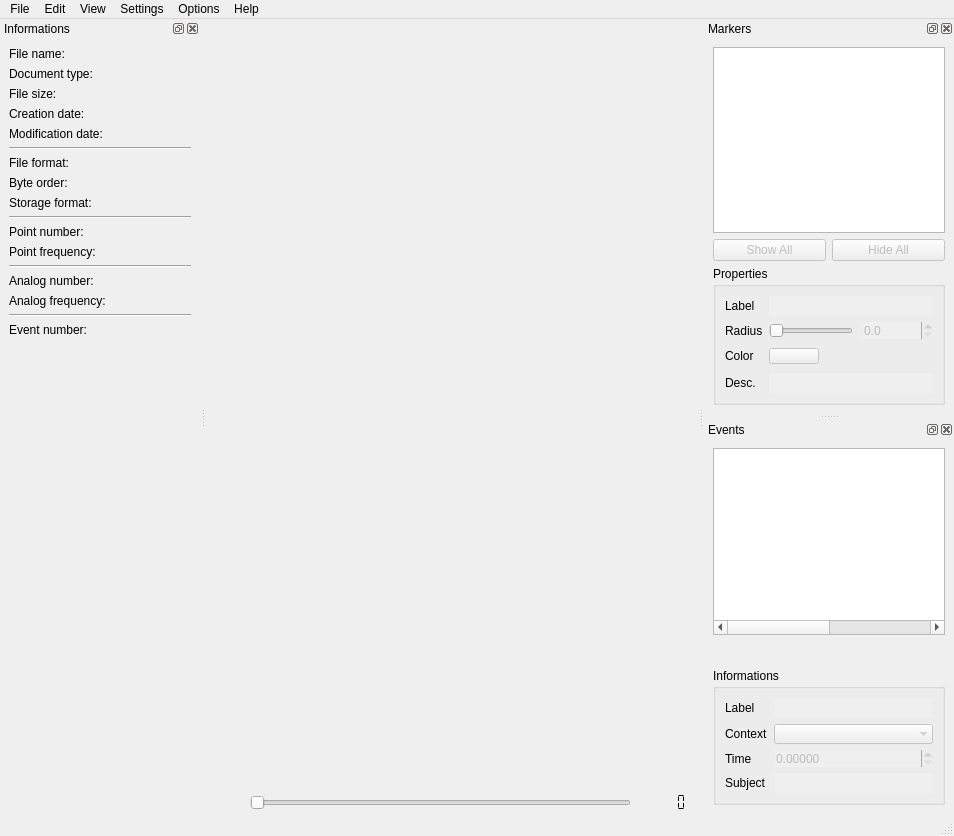
Old version of the form Tools/Mokka/MainWindow.ui in the repository Biomechanical-ToolKit/BTKCore.
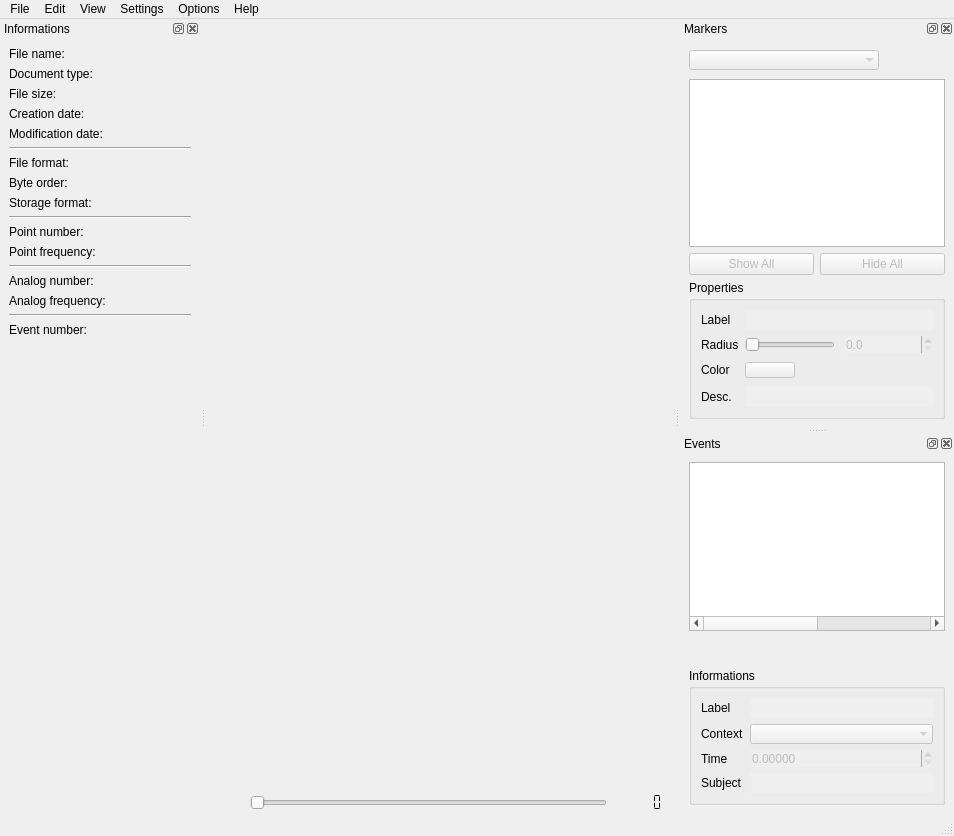
New version of the form. Icons and pictures are not drawn. Custom widgets are drawn as their Qt base class.

Commit message: [ENH] Mokka: It is now possible to create/save/load a visual configuration for the marker. [UPD] Mokka: The undo/redo is enhanced by splitting the actions between the modification of an acquisition file and the modification of the visual configuration.

What changed in the file:
```diff
--- a/Tools/Mokka/MainWindow.ui
+++ b/Tools/Mokka/MainWindow.ui
@@ -246,13 +246,13 @@
    </property>
    <property name="minimumSize">
     <size>
-     <width>225</width>
-     <height>350</height>
+     <width>250</width>
+     <height>403</height>
     </size>
    </property>
    <property name="maximumSize">
     <size>
-     <width>250</width>
+     <width>300</width>
      <height>524287</height>
     </size>
    </property>
@@ -266,7 +266,165 @@
     <number>2</number>
    </attribute>
    <widget class="QWidget" name="dockWidgetContents">
-    <layout class="QVBoxLayout" name="verticalLayout_3" stretch="0,0,0">
+    <layout class="QVBoxLayout" name="verticalLayout_3">
+     <item>
+      <layout class="QHBoxLayout" name="horizontalLayout_6">
+       <item>
+        <widget class="QComboBox" name="modelConfigurationComboBox">
+         <property name="enabled">
+          <bool>false</bool>
+         </property>
+         <property name="frame">
+          <bool>false</bool>
+         </property>
+        </widget>
+       </item>
+       <item>
+        <widget class="QPushButton" name="saveModelConfigurationButton">
+         <property name="enabled">
+          <bool>false</bool>
+         </property>
+         <property name="sizePolicy">
+          <sizepolicy hsizetype="Fixed" vsizetype="Fixed">
+           <horstretch>0</horstretch>
+           <verstretch>0</verstretch>
+          </sizepolicy>
+         </property>
+         <property name="minimumSize">
+          <size>
+           <width>16</width>
+           <height>26</height>
+          </size>
+         </property>
+         <property name="maximumSize">
+          <size>
+           <width>16</width>
+           <height>26</height>
+          </size>
+         </property>
+         <property name="styleSheet">
+          <string notr="true">QPushButton {
+     image: url(:/Resources/Images/save.png);
+}
+
+QPushButton:disabled {
+     image: url(:/Resources/Images/save-down.png);
+}
+
+QPushButton:pressed {
+     image: url(:/Resources/Images/save-down.png);
+}
+
+QPushButton:flat {
+     border: none;
+}</string>
+         </property>
+         <property name="text">
+          <string/>
+         </property>
+         <property name="flat">
+          <bool>true</bool>
+         </property>
+        </widget>
+       </item>
+       <item>
+        <widget class="QPushButton" name="loadModelConfigurationButton">
+         <property name="enabled">
+          <bool>false</bool>
+         </property>
+         <property name="sizePolicy">
+          <sizepolicy hsizetype="Fixed" vsizetype="Fixed">
+           <horstretch>0</horstretch>
+           <verstretch>0</verstretch>
+          </sizepolicy>
+         </property>
+         <property name="minimumSize">
+          <size>
+           <width>16</width>
+           <height>26</height>
+          </size>
+         </property>
+         <property name="maximumSize">
+          <size>
+           <width>16</width>
+           <height>26</height>
+          </size>
+         </property>
+         <property name="styleSheet">
+          <string notr="true">QPushButton {
+     image: url(:/Resources/Images/open.png);
+}
+
+QPushButton:disabled {
+     image: url(:/Resources/Images/open-down.png);
+}
+
+QPushButton:pressed {
+     image: url(:/Resources/Images/open-down.png);
+}
+
+QPushButton:flat {
+     border: none;
+}</string>
+         </property>
+         <property name="text">
+          <string/>
+         </property>
+         <property name="flat">
+          <bool>true</bool>
+         </property>
+        </widget>
+       </item>
+       <item>
+        <widget class="QPushButton" name="deleteModelConfigurationButton">
+         <property name="enabled">
+          <bool>false</bool>
+         </property>
+         <property name="sizePolicy">
+          <sizepolicy hsizetype="Fixed" vsizetype="Fixed">
+           <horstretch>0</horstretch>
+           <verstretch>0</verstretch>
+          </sizepolicy>
+         </property>
+         <property name="minimumSize">
+          <size>
+           <width>16</width>
+           <height>26</height>
+          </size>
+         </property>
+         <property name="maximumSize">
+          <size>
+           <width>16</width>
+           <height>26</height>
+          </size>
+         </property>
+         <property name="styleSheet">
+          <string notr="true">QPushButton {
+     image: url(:/Resources/Images/editdelete.png);
+}
+
+QPushButton:disabled {
+     image: url(:/Resources/Images/editdelete-down.png);
+}
+
+QPushButton:pressed {
+     image: url(:/Resources/Images/editdelete-down.png);
+}
+
+QPushButton:flat {
+     border: none;
+}</string>
+         </property>
+         <property name="text">
+          <string/>
+         </property>
+         <property name="flat">
+          <bool>true</bool>
+         </property>
+        </widget>
+       </item>
+      </layout>
+     </item>
      <item>
       <widget class="MarkerTableWidget" name="markersTable">
        <property name="editTriggers">
@@ -580,13 +738,13 @@
    </property>
    <property name="minimumSize">
     <size>
-     <width>225</width>
+     <width>250</width>
      <height>350</height>
     </size>
    </property>
    <property name="maximumSize">
     <size>
-     <width>250</width>
+     <width>300</width>
      <height>524287</height>
     </size>
    </property>
@@ -695,7 +853,7 @@
        <item>
         <widget class="QPushButton" name="newEventButton">
          <property name="enabled">
-          <bool>false</bool>
+          <bool>true</bool>
          </property>
          <property name="sizePolicy">
           <sizepolicy hsizetype="Fixed" vsizetype="Fixed">
@@ -703,28 +861,41 @@
            <verstretch>26</verstretch>
           </sizepolicy>
          </property>
+         <property name="minimumSize">
+          <size>
+           <width>16</width>
+           <height>26</height>
+          </size>
+         </property>
          <property name="maximumSize">
           <size>
-           <width>26</width>
+           <width>16</width>
            <height>26</height>
           </size>
          </property>
          <property name="toolTip">
           <string>New event</string>
          </property>
+         <property name="styleSheet">
+          <string notr="true">QPushButton {
+     image: url(:/Resources/Images/filenew.png);
+}
+
+QPushButton:disabled {
+     image: url(:/Resources/Images/filenew-down.png);
+}
+
+QPushButton:pressed {
+     image: url(:/Resources/Images/filenew-down.png);
+}
+
+QPushButton:flat {
+     border: none;
+}</string>
+         </property>
          <property name="text">
           <string/>
          </property>
-         <property name="icon">
-          <iconset resource="images.qrc">
-           <normaloff>:/Resources/Images/filenew.png</normaloff>:/Resources/Images/filenew.png</iconset>
-         </property>
-         <property name="iconSize">
-          <size>
-           <width>18</width>
-           <height>18</height>
-          </size>
-         </property>
          <property name="flat">
           <bool>true</bool>
          </property>
@@ -741,28 +912,41 @@
            <verstretch>0</verstretch>
           </sizepolicy>
          </property>
+         <property name="minimumSize">
+          <size>
+           <width>16</width>
+           <height>26</height>
+          </size>
+         </property>
          <property name="maximumSize">
           <size>
-           <width>26</width>
+           <width>16</width>
            <height>26</height>
           </size>
          </property>
          <property name="toolTip">
           <string>Delete event</string>
          </property>
+         <property name="styleSheet">
+          <string notr="true">QPushButton {
+     image: url(:/Resources/Images/editdelete.png);
+}
+
+QPushButton:disabled {
+     image: url(:/Resources/Images/editdelete-down.png);
+}
+
+QPushButton:pressed {
+     image: url(:/Resources/Images/editdelete-down.png);
+}
+
+QPushButton:flat {
+     border: none;
+}</string>
+         </property>
          <property name="text">
           <string/>
          </property>
-         <property name="icon">
-          <iconset resource="images.qrc">
-           <normaloff>:/Resources/Images/editdelete.png</normaloff>:/Resources/Images/editdelete.png</iconset>
-         </property>
-         <property name="iconSize">
-          <size>
-           <width>18</width>
-           <height>18</height>
-          </size>
-         </property>
          <property name="flat">
           <bool>true</bool>
          </property>
@@ -792,25 +976,38 @@
            <verstretch>0</verstretch>
           </sizepolicy>
          </property>
+         <property name="minimumSize">
+          <size>
+           <width>16</width>
+           <height>26</height>
+          </size>
+         </property>
          <property name="maximumSize">
           <size>
-           <width>26</width>
+           <width>16</width>
            <height>26</height>
           </size>
          </property>
+         <property name="styleSheet">
+          <string notr="true">QPushButton {
+     image: url(:/Resources/Images/resetzoom.png);
+}
+
+QPushButton:disabled {
+     image: url(:/Resources/Images/resetzoom-down.png);
+}
+
+QPushButton:pressed {
+     image: url(:/Resources/Images/resetzoom-down.png);
+}
+
+QPushButton:flat {
+     border: none;
+}</string>
+         </property>
          <property name="text">
           <string/>
          </property>
-         <property name="icon">
-          <iconset resource="images.qrc">
-           <normaloff>:/Resources/Images/resetzoom.png</normaloff>:/Resources/Images/resetzoom.png</iconset>
-         </property>
-         <property name="iconSize">
-          <size>
-           <width>18</width>
-           <height>18</height>
-          </size>
-         </property>
          <property name="flat">
           <bool>true</bool>
          </property>
```
Left out of the diff: 36 changed lines with no effect on the pictures. The commit also changes 14 other files.
